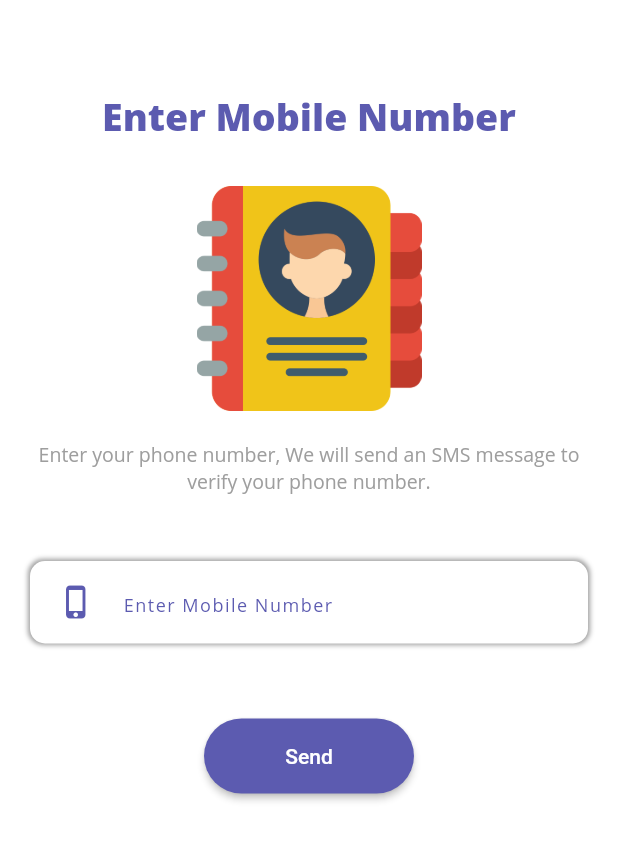
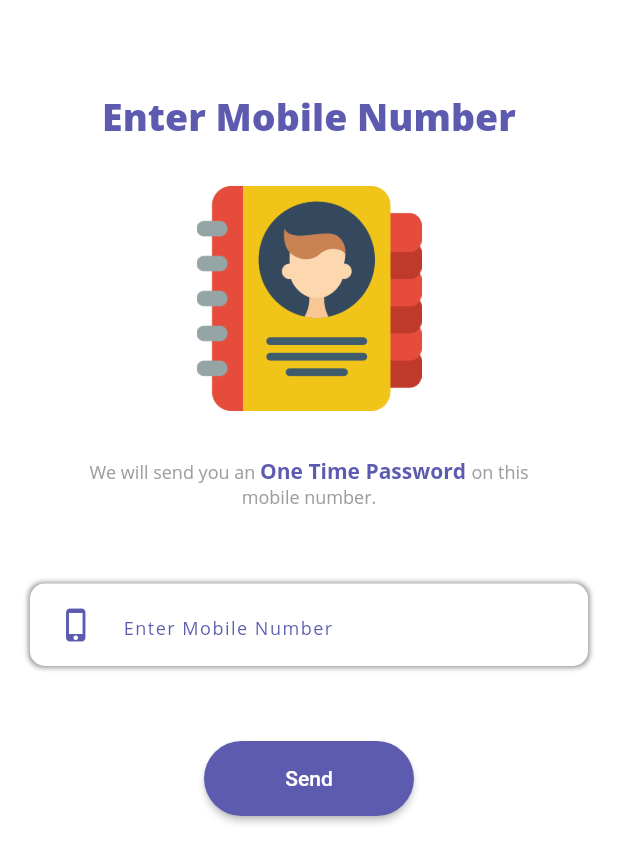
Before and after one commit to searchkuldeepsingh/library_app, a Flutter app: the screen it shows after launch, on a phone screen of 412 x 824 dp. Shown: the top 863 px of the screen. Run offline on Flutter 3.47's test engine with Material 2 defaults, Android fonts, the phone set to English and light mode, and no system bars; our stand-ins replace google_fonts; missing offline and left inert: numeric_keyboard.

Commit message:
Add Otp screen and ui changes in mobile screen

```diff
--- a/lib/MobileNumberScreen.dart
+++ b/lib/MobileNumberScreen.dart
@@ -1,7 +1,8 @@
 import 'package:flutter/material.dart';
 import 'package:flutter/widgets.dart';
-import 'package:libraryapp/helpers/Constants.dart';
-import 'package:libraryapp/beauty_textfield/beauty_textfield.dart';
+import 'MobileOtpScreen.dart';
+import 'helpers/Constants.dart';
+import 'beauty_textfield/beauty_textfield.dart';
 import 'package:google_fonts/google_fonts.dart';
 
 class MobileNumberScreen extends StatefulWidget {
@@ -15,10 +16,6 @@ class _MobileNumberScreen extends State<MobileNumberScreen> {
     return Scaffold(
       resizeToAvoidBottomPadding: false,
       backgroundColor: Colors.white,
-//      appBar: AppBar(
-//        title: Text('Sign In'),
-//        backgroundColor: Colors.white,
-//      ),
       body: Container(
         padding: EdgeInsets.only(top: 60),
         child: Column(
@@ -29,7 +26,7 @@ class _MobileNumberScreen extends State<MobileNumberScreen> {
                 text: mobile_number_title_text,
 //                style: GoogleFonts.lato(fontStyle: FontStyle.normal),
                 style: TextStyle(
-                    color: const Color(0xff5c5bb0),
+                    color: appBaseThemeColor,
                     fontWeight: FontWeight.w900,
                     fontStyle: FontStyle.normal,
                     fontFamily: 'Open Sans',
@@ -46,19 +43,33 @@ class _MobileNumberScreen extends State<MobileNumberScreen> {
               ),
             ),
             Container(
-              padding: EdgeInsets.all(20),
-              height: 80,
+              constraints: const BoxConstraints(maxWidth: 300),
+              margin: const EdgeInsets.symmetric(vertical: 30, horizontal: 20),
               child: RichText(
                 textAlign: TextAlign.center,
-                text: TextSpan(
-                  text: mobile_number_subtitle_text,
-                  style: TextStyle(
-                      color: Colors.grey[500],
-                      fontWeight: FontWeight.w400,
-                      fontStyle: FontStyle.normal,
-                      fontFamily: 'Open Sans',
-                      fontSize: 13),
-                ),
+                text: TextSpan(children: <TextSpan>[
+                  TextSpan(
+                      text: 'We will send you an ',
+                      style: TextStyle(color: Colors.grey[500],
+                          fontStyle: FontStyle.normal,
+                          fontFamily: 'Open Sans',
+                          fontSize: 12)),
+                  TextSpan(
+                      text: 'One Time Password ',
+                      style: TextStyle(
+                          color: appBaseThemeColor,
+                          fontWeight: FontWeight.bold,
+                          fontStyle: FontStyle.normal,
+                          fontFamily: 'Open Sans',
+                          fontSize: 14)),
+                  TextSpan(
+                      text: 'on this mobile number.',
+                      style: TextStyle(
+                          color: Colors.grey[500],
+                          fontStyle: FontStyle.normal,
+                          fontFamily: 'Open Sans',
+                          fontSize: 12)),
+                ]),
               ),
             ),
             BeautyTextfield(
@@ -69,7 +80,7 @@ class _MobileNumberScreen extends State<MobileNumberScreen> {
               inputType: TextInputType.text,
               prefixIcon: Icon(Icons.phone_iphone),
               placeholder: mobile_number_title_text,
-              fontFamily:'Open Sans',
+              fontFamily: 'Open Sans',
               fontStyle: FontStyle.normal,
               //textColor: Colors.black,
               onTap: () {
@@ -89,17 +100,21 @@ class _MobileNumberScreen extends State<MobileNumberScreen> {
               width: 180,
               child: RaisedButton(
                 child: Text(
-                  "Send",
+                  button_send_title,
                   style: TextStyle(fontSize: 14.0),
                 ),
                 onPressed: () {
                   /*...*/
-                  print('Send button Pressed');
+                  print('$button_send_title button Pressed');
+                  Navigator.push(
+                      context,
+                      MaterialPageRoute(
+                          builder: (context) => MobileOtpScreen()));
                 },
                 shape: RoundedRectangleBorder(
-                    borderRadius: BorderRadius.circular(30.0),
+                  borderRadius: BorderRadius.circular(30.0),
                 ),
-                color: const Color(0xff5c5bb0),
+                color: appBaseThemeColor,
                 textColor: Colors.white,
                 padding: EdgeInsets.fromLTRB(10, 10, 10, 10),
               ),
--- a/lib/helpers/Constants.dart
+++ b/lib/helpers/Constants.dart
@@ -2,8 +2,12 @@ import 'package:flutter/material.dart';
 
 // Colors
 Color appDarkGrayColor = Color.fromRGBO(58, 66, 86, 1.0);
+Color appBaseThemeColor = const Color(0xff5c5bb0);
 
 //String
 const appTitle = "Library";
 const mobile_number_title_text = 'Enter Mobile Number';
 const mobile_number_subtitle_text = 'Enter your phone number, We will send an SMS message to verify your phone number.';
+const verification_title = 'Verification';
+const button_send_title = 'Send';
+const button_verify_title = 'Verify';
--- a/pubspec.yaml
+++ b/pubspec.yaml
@@ -29,6 +29,7 @@ dependencies:
   # Use with the CupertinoIcons class for iOS style icons.
   cupertino_icons: ^0.1.3
   google_fonts: ^1.1.0
+  numeric_keyboard: ^1.0.0
 
 dev_dependencies:
   flutter_test:
```
Also changed, not shown: lib/MobileOtpScreen.dart (added, +178 -0 lines), pubspec.lock.
